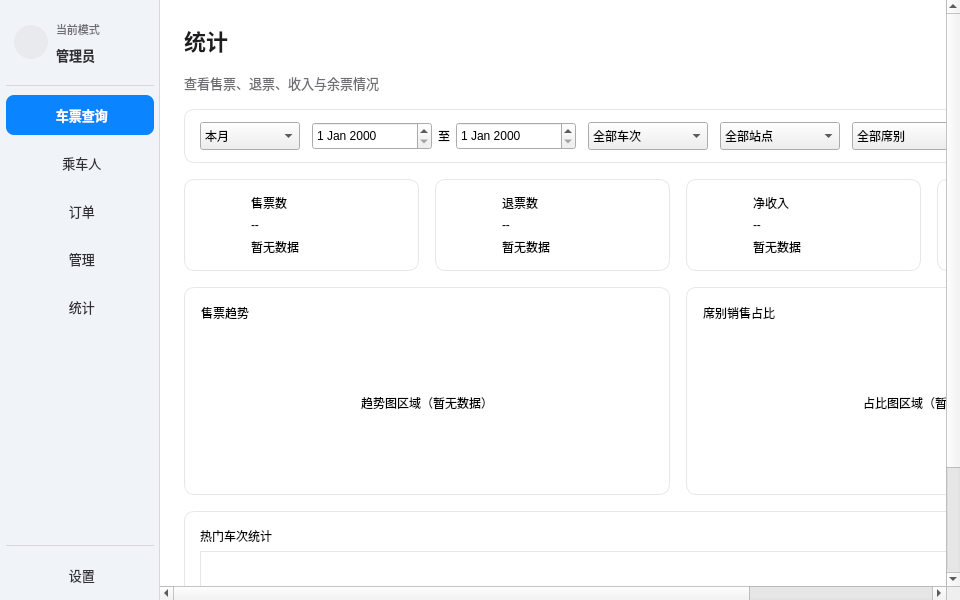
The window that src/app/mainwindow.ui (miunerofrade/seu-qt-summer-school) describes before a commit, drawn with Qt 5.
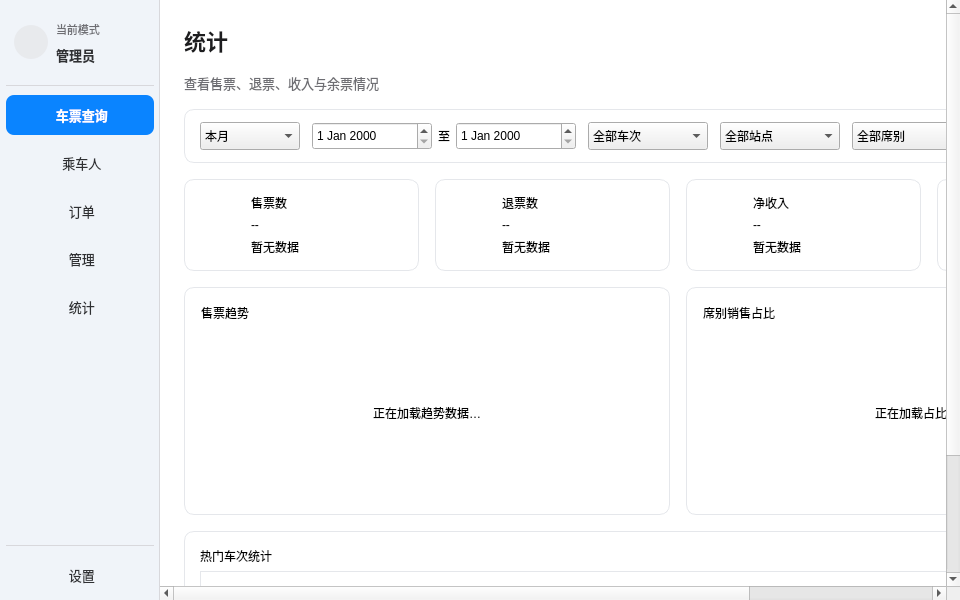
The same window after the commit. The open tabs and pages were chosen to show the change. Icons and pictures are not drawn. Custom widgets are drawn as their Qt base class.

```diff
--- a/src/app/mainwindow.ui
+++ b/src/app/mainwindow.ui
@@ -1432,6 +1432,12 @@
     border-radius: 6px;
 }
 
+QFrame.statisticsChartSurface {
+    background-color: #FAFBFC;
+    border: none;
+    border-radius: 6px;
+}
+
 QPushButton#btnStatisticsQuery {
     background-color: #0A84FF;
     border: none;
@@ -1558,8 +1564,8 @@
             <item>
              <layout class="QHBoxLayout" name="horizontalLayoutStatisticsCharts">
               <property name="spacing"><number>16</number></property>
-              <item><widget class="QFrame" name="statisticsTrendCard"><layout class="QVBoxLayout" name="verticalLayoutStatisticsTrend"><property name="leftMargin"><number>16</number></property><property name="topMargin"><number>16</number></property><property name="rightMargin"><number>16</number></property><property name="bottomMargin"><number>16</number></property><item><widget class="QLabel" name="labelStatisticsTrendTitle"><property name="text"><string>售票趋势</string></property><property name="class">statisticsSectionTitle</property></widget></item><item><widget class="QFrame" name="statisticsTrendPlaceholder"><property name="minimumSize"><size><width>0</width><height>150</height></size></property><property name="class">statisticsChartPlaceholder</property><layout class="QVBoxLayout" name="verticalLayoutStatisticsTrendPlaceholder"><item><widget class="QLabel" name="labelStatisticsTrendPlaceholder"><property name="text"><string>趋势图区域（暂无数据）</string></property><property name="alignment"><set>Qt::AlignmentFlag::AlignCenter</set></property><property name="class">statisticsPlaceholder</property></widget></item></layout></widget></item></layout></widget></item>
-              <item><widget class="QFrame" name="statisticsSeatCard"><layout class="QVBoxLayout" name="verticalLayoutStatisticsSeat"><property name="leftMargin"><number>16</number></property><property name="topMargin"><number>16</number></property><property name="rightMargin"><number>16</number></property><property name="bottomMargin"><number>16</number></property><item><widget class="QLabel" name="labelStatisticsSeatTitle"><property name="text"><string>席别销售占比</string></property><property name="class">statisticsSectionTitle</property></widget></item><item><widget class="QFrame" name="statisticsSeatPlaceholder"><property name="minimumSize"><size><width>0</width><height>150</height></size></property><property name="class">statisticsChartPlaceholder</property><layout class="QVBoxLayout" name="verticalLayoutStatisticsSeatPlaceholder"><item><widget class="QLabel" name="labelStatisticsSeatPlaceholder"><property name="text"><string>占比图区域（暂无数据）</string></property><property name="alignment"><set>Qt::AlignmentFlag::AlignCenter</set></property><property name="class">statisticsPlaceholder</property></widget></item></layout></widget></item></layout></widget></item>
+              <item><widget class="QFrame" name="statisticsTrendCard"><layout class="QVBoxLayout" name="verticalLayoutStatisticsTrend"><property name="leftMargin"><number>16</number></property><property name="topMargin"><number>16</number></property><property name="rightMargin"><number>16</number></property><property name="bottomMargin"><number>16</number></property><item><widget class="QLabel" name="labelStatisticsTrendTitle"><property name="text"><string>售票趋势</string></property><property name="class">statisticsSectionTitle</property></widget></item><item><widget class="QFrame" name="statisticsTrendPlaceholder"><property name="minimumSize"><size><width>0</width><height>170</height></size></property><property name="class">statisticsChartSurface</property><layout class="QVBoxLayout" name="verticalLayoutStatisticsTrendPlaceholder"><item><widget class="QLabel" name="labelStatisticsTrendPlaceholder"><property name="text"><string>正在加载趋势数据…</string></property><property name="alignment"><set>Qt::AlignmentFlag::AlignCenter</set></property><property name="class">statisticsPlaceholder</property></widget></item></layout></widget></item></layout></widget></item>
+              <item><widget class="QFrame" name="statisticsSeatCard"><layout class="QVBoxLayout" name="verticalLayoutStatisticsSeat"><property name="leftMargin"><number>16</number></property><property name="topMargin"><number>16</number></property><property name="rightMargin"><number>16</number></property><property name="bottomMargin"><number>16</number></property><item><widget class="QLabel" name="labelStatisticsSeatTitle"><property name="text"><string>席别销售占比</string></property><property name="class">statisticsSectionTitle</property></widget></item><item><widget class="QFrame" name="statisticsSeatPlaceholder"><property name="minimumSize"><size><width>0</width><height>170</height></size></property><property name="class">statisticsChartSurface</property><layout class="QVBoxLayout" name="verticalLayoutStatisticsSeatPlaceholder"><item><widget class="QLabel" name="labelStatisticsSeatPlaceholder"><property name="text"><string>正在加载占比数据…</string></property><property name="alignment"><set>Qt::AlignmentFlag::AlignCenter</set></property><property name="class">statisticsPlaceholder</property></widget></item></layout></widget></item></layout></widget></item>
              </layout>
             </item>
             <item>
```
